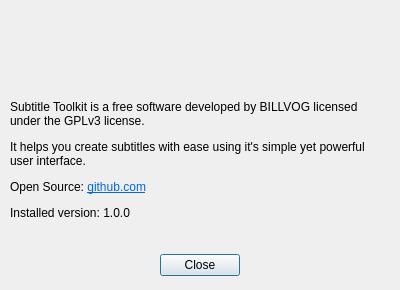
billvog/SubtitleToolkit, file SubtitleToolkit/AboutDialog.ui: the form before one commit.
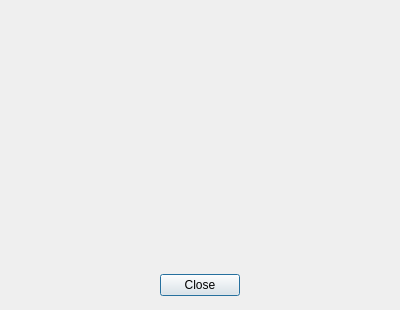
The form after the commit. Icons and pictures are not drawn.

Patch:
```diff
--- a/SubtitleToolkit/AboutDialog.ui
+++ b/SubtitleToolkit/AboutDialog.ui
@@ -7,7 +7,7 @@
     <x>0</x>
     <y>0</y>
     <width>400</width>
-    <height>290</height>
+    <height>310</height>
    </rect>
   </property>
   <property name="windowTitle">
@@ -24,7 +24,7 @@
    <property name="geometry">
     <rect>
      <x>9</x>
-     <y>250</y>
+     <y>270</y>
      <width>381</width>
      <height>31</height>
     </rect>
@@ -43,14 +43,11 @@
    <property name="geometry">
     <rect>
      <x>10</x>
-     <y>100</y>
+     <y>120</y>
      <width>381</width>
      <height>141</height>
     </rect>
    </property>
-   <property name="text">
-    <string>&lt;html&gt;&lt;head/&gt;&lt;body&gt;&lt;p&gt;Subtitle Toolkit is a free software developed by BILLVOG licensed under the GPLv3 license.&lt;/p&gt;&lt;p&gt;It helps you create subtitles with ease using it's simple yet powerful user interface.&lt;/p&gt;&lt;p&gt;Open Source: &lt;a href=&quot;https://github.com/billvog/SubtitleToolkit&quot;&gt;&lt;span style=&quot; text-decoration: underline; color:#0068da;&quot;&gt;github.com&lt;/span&gt;&lt;/a&gt;&lt;/p&gt;&lt;p&gt;Installed version: 1.0.0&lt;/p&gt;&lt;/body&gt;&lt;/html&gt;</string>
-   </property>
    <property name="alignment">
     <set>Qt::AlignLeading|Qt::AlignLeft|Qt::AlignTop</set>
    </property>
@@ -64,10 +61,10 @@
   <widget class="QLabel" name="Icon">
    <property name="geometry">
     <rect>
-     <x>160</x>
+     <x>150</x>
      <y>10</y>
-     <width>81</width>
-     <height>81</height>
+     <width>100</width>
+     <height>100</height>
     </rect>
    </property>
    <property name="pixmap">
```
